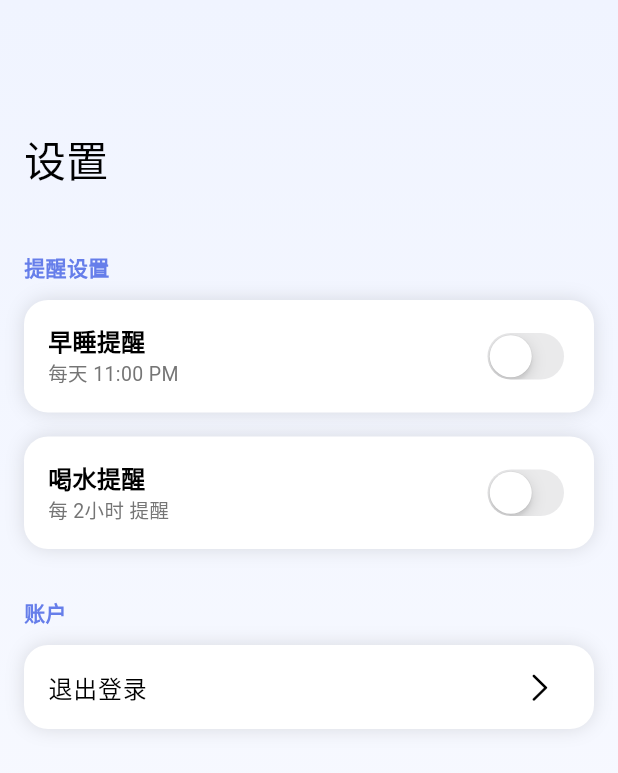
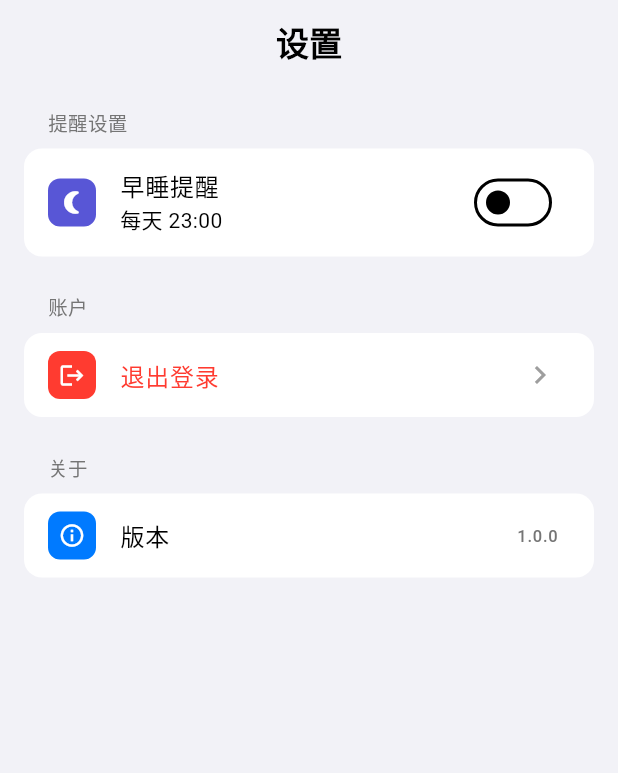
Before and after one commit to qq357877431/flutter_app, a Flutter app: the SettingsScreen screen opened directly, on a phone screen of 412 x 824 dp. Shown: the top 773 px of the screen. Run offline on Flutter 3.47's test engine with Material 3 defaults, Android fonts, the phone set to English and light mode, and no system bars; our stand-ins replace dio, flutter_local_notifications, flutter_riverpod, shared_preferences, timezone; accounts and stored records are empty.

```diff
--- a/flutter_app/lib/screens/settings_screen.dart
+++ b/flutter_app/lib/screens/settings_screen.dart
@@ -14,68 +14,54 @@ class _SettingsScreenState extends ConsumerState<SettingsScreen> {
   final _notificationService = NotificationService();
   TimeOfDay _bedtime = const TimeOfDay(hour: 23, minute: 0);
   bool _bedtimeEnabled = false;
-  int _waterIntervalMinutes = 120;
-  bool _waterEnabled = false;
 
   @override
-  void initState() { super.initState(); _initNotifications(); }
+  void initState() {
+    super.initState();
+    _initNotifications();
+  }
 
   Future<void> _initNotifications() async {
     await _notificationService.initialize();
     await _notificationService.requestPermissions();
   }
 
-  String _formatWaterInterval() {
-    final hours = _waterIntervalMinutes ~/ 60;
-    final minutes = _waterIntervalMinutes % 60;
-    if (hours > 0 && minutes > 0) return '$hours小时$minutes分钟';
-    if (hours > 0) return '$hours小时';
-    return '$minutes分钟';
+  String _formatTime(TimeOfDay time) {
+    return '${time.hour.toString().padLeft(2, '0')}:${time.minute.toString().padLeft(2, '0')}';
   }
 
-  Future<void> _toggleBedtimeReminder(bool value) async {
-    setState(() => _bedtimeEnabled = value);
-    if (value) await _notificationService.scheduleBedtimeReminder(hour: _bedtime.hour, minute: _bedtime.minute);
-    else await _notificationService.cancelNotification(1000);
+  void _showBedtimePicker() {
+    int tempH = _bedtime.hour;
+    int tempM = _bedtime.minute;
+    showCupertinoModalPopup(
+      context: context,
+      builder: (ctx) => Container(
+        height: 300,
+        color: CupertinoColors.systemBackground.resolveFrom(ctx),
+        child: Column(
+          children: [
+            Row(
+              mainAxisAlignment: MainAxisAlignment.spaceBetween,
+              children: [
+                CupertinoButton(child: const Text('取消'), onPressed: () => Navigator.pop(ctx)),
+                CupertinoButton(child: const Text('确定'), onPressed: () {
+                  setState(() => _bedtime = TimeOfDay(hour: tempH, minute: tempM));
+                  Navigator.pop(ctx);
+                  if (_bedtimeEnabled) {
+                    _notificationService.scheduleBedtimeReminder(hour: tempH, minute: tempM);
                   }
-
-  Future<void> _toggleWaterReminder(bool value) async {
-    setState(() => _waterEnabled = value);
-    if (value) await _notificationService.scheduleWaterReminder(intervalMinutes: _waterIntervalMinutes);
-    else await _notificationService.cancelNotification(2000);
-  }
-
-  @override
-  Widget build(BuildContext context) {
-    return Scaffold(
-      body: Container(
-        decoration: const BoxDecoration(gradient: LinearGradient(begin: Alignment.topCenter, end: Alignment.bottomCenter, colors: [Color(0xFFF0F4FF), Color(0xFFFAFBFF)])),
-        child: CustomScrollView(
-          slivers: [
-            SliverAppBar.large(backgroundColor: Colors.transparent, title: const Text('设置')),
-            SliverToBoxAdapter(
-              child: Padding(
-                padding: const EdgeInsets.all(16),
-                child: Column(
-                  crossAxisAlignment: CrossAxisAlignment.start,
-                  children: [
-                    const Text('提醒设置', style: TextStyle(fontSize: 14, fontWeight: FontWeight.w600, color: Color(0xFF667EEA))),
-                    const SizedBox(height: 12),
-                    _buildCard([
-                      _buildSwitch('早睡提醒', '每天 ${_bedtime.format(context)}', _bedtimeEnabled, _toggleBedtimeReminder),
-                    ]),
-                    const SizedBox(height: 16),
-                    _buildCard([
-                      _buildSwitch('喝水提醒', '每 ${_formatWaterInterval()} 提醒', _waterEnabled, _toggleWaterReminder),
-                    ]),
-                    const SizedBox(height: 32),
-                    const Text('账户', style: TextStyle(fontSize: 14, fontWeight: FontWeight.w600, color: Color(0xFF667EEA))),
-                    const SizedBox(height: 12),
-                    _buildCard([
-                      ListTile(title: const Text('退出登录'), trailing: const Icon(CupertinoIcons.chevron_right), onTap: _logout),
-                    ]),
+                }),
               ],
             ),
+            Expanded(
+              child: CupertinoDatePicker(
+                mode: CupertinoDatePickerMode.time,
+                use24hFormat: true,
+                initialDateTime: DateTime(2024, 1, 1, _bedtime.hour, _bedtime.minute),
+                onDateTimeChanged: (dt) {
+                  tempH = dt.hour;
+                  tempM = dt.minute;
+                },
               ),
             ),
           ],
@@ -84,21 +70,124 @@ class _SettingsScreenState extends ConsumerState<SettingsScreen> {
     );
   }
 
-  Widget _buildCard(List<Widget> children) => Container(
-    decoration: BoxDecoration(color: Colors.white, borderRadius: BorderRadius.circular(16), boxShadow: [BoxShadow(color: Colors.black12, blurRadius: 10)]),
-    child: Column(children: children),
+  Future<void> _toggleBedtime(bool v) async {
+    setState(() => _bedtimeEnabled = v);
+    if (v) {
+      await _notificationService.scheduleBedtimeReminder(hour: _bedtime.hour, minute: _bedtime.minute);
+    } else {
+      await _notificationService.cancelNotification(1000);
+    }
+  }
+
+  @override
+  Widget build(BuildContext context) {
+    return Scaffold(
+      backgroundColor: const Color(0xFFF2F2F7),
+      appBar: AppBar(
+        title: const Text('设置', style: TextStyle(fontWeight: FontWeight.bold)),
+        backgroundColor: Colors.transparent,
+        elevation: 0,
+        centerTitle: true,
+      ),
+      body: ListView(
+        padding: const EdgeInsets.all(16),
+        children: [
+          // 提醒设置标题
+          Padding(
+            padding: const EdgeInsets.only(left: 16, bottom: 8),
+            child: Text('提醒设置', style: TextStyle(fontSize: 13, color: Colors.grey[600])),
+          ),
+          // 早睡提醒
+          Container(
+            decoration: BoxDecoration(color: Colors.white, borderRadius: BorderRadius.circular(12)),
+            child: Column(
+              children: [
+                ListTile(
+                  leading: _icon(Icons.nightlight_round, const Color(0xFF5856D6)),
+                  title: const Text('早睡提醒'),
+                  subtitle: Text('每天 ${_formatTime(_bedtime)}'),
+                  trailing: Switch.adaptive(value: _bedtimeEnabled, onChanged: _toggleBedtime),
+                ),
+                if (_bedtimeEnabled) ...[
+                  const Divider(height: 1, indent: 56),
+                  ListTile(
+                    leading: _icon(Icons.access_time, const Color(0xFF007AFF)),
+                    title: const Text('提醒时间'),
+                    trailing: Row(
+                      mainAxisSize: MainAxisSize.min,
+                      children: [
+                        Text(_formatTime(_bedtime), style: TextStyle(color: Colors.grey[600])),
+                        const Icon(Icons.chevron_right, color: Colors.grey),
+                      ],
+                    ),
+                    onTap: _showBedtimePicker,
+                  ),
+                ],
+              ],
+            ),
+          ),
+          const SizedBox(height: 24),
+          // 账户标题
+          Padding(
+            padding: const EdgeInsets.only(left: 16, bottom: 8),
+            child: Text('账户', style: TextStyle(fontSize: 13, color: Colors.grey[600])),
+          ),
+          Container(
+            decoration: BoxDecoration(color: Colors.white, borderRadius: BorderRadius.circular(12)),
+            child: ListTile(
+              leading: _icon(Icons.logout, const Color(0xFFFF3B30)),
+              title: const Text('退出登录', style: TextStyle(color: Color(0xFFFF3B30))),
+              trailing: const Icon(Icons.chevron_right, color: Colors.grey),
+              onTap: _showLogoutDialog,
+            ),
+          ),
+          const SizedBox(height: 24),
+          // 关于标题
+          Padding(
+            padding: const EdgeInsets.only(left: 16, bottom: 8),
+            child: Text('关于', style: TextStyle(fontSize: 13, color: Colors.grey[600])),
+          ),
+          Container(
+            decoration: BoxDecoration(color: Colors.white, borderRadius: BorderRadius.circular(12)),
+            child: ListTile(
+              leading: _icon(Icons.info_outline, const Color(0xFF007AFF)),
+              title: const Text('版本'),
+              trailing: Text('1.0.0', style: TextStyle(color: Colors.grey[600])),
+            ),
+          ),
+        ],
+      ),
     );
+  }
 
-  Widget _buildSwitch(String title, String subtitle, bool value, ValueChanged<bool> onChanged) => Padding(
-    padding: const EdgeInsets.all(16),
-    child: Row(children: [
-      Expanded(child: Column(crossAxisAlignment: CrossAxisAlignment.start, children: [Text(title, style: const TextStyle(fontSize: 16, fontWeight: FontWeight.w600)), Text(subtitle, style: TextStyle(fontSize: 13, color: Colors.grey[600]))])),
-      CupertinoSwitch(value: value, onChanged: onChanged),
-    ]),
+  Widget _icon(IconData icon, Color color) {
+    return Container(
+      width: 32,
+      height: 32,
+      decoration: BoxDecoration(color: color, borderRadius: BorderRadius.circular(8)),
+      child: Icon(icon, color: Colors.white, size: 18),
     );
+  }
 
-  void _logout() async {
+  void _showLogoutDialog() {
+    showCupertinoDialog(
+      context: context,
+      builder: (ctx) => CupertinoAlertDialog(
+        title: const Text('退出登录'),
+        content: const Text('确定要退出登录吗？'),
+        actions: [
+          CupertinoDialogAction(child: const Text('取消'), onPressed: () => Navigator.pop(ctx)),
+          CupertinoDialogAction(
+            isDestructiveAction: true,
+            child: const Text('退出'),
+            onPressed: () async {
+              Navigator.pop(ctx);
               await ref.read(authProvider.notifier).logout();
               if (mounted) Navigator.of(context).pushNamedAndRemoveUntil('/login', (route) => false);
+            },
+          ),
+        ],
+      ),
+    );
   }
 }
```
Also changed, not shown: flutter_app/lib/screens/water_screen.dart (+6 -3 lines). Lines whose indentation alone changed are shown as unchanged.
